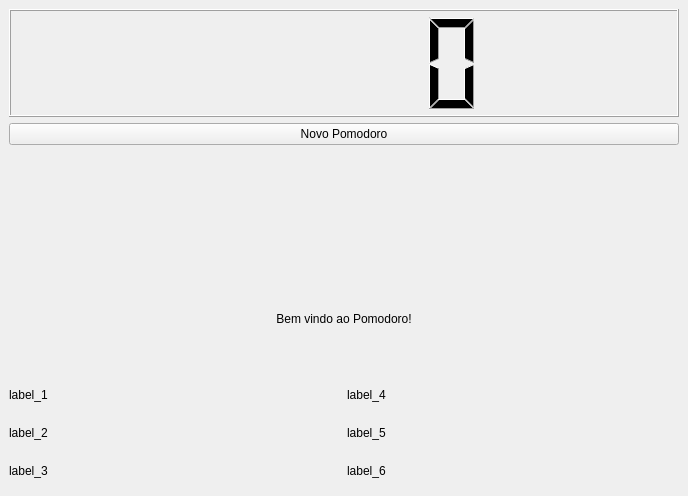
elitonfilho/pomodoro, file pomodoro_dockwidget_base.ui: the form before one commit.
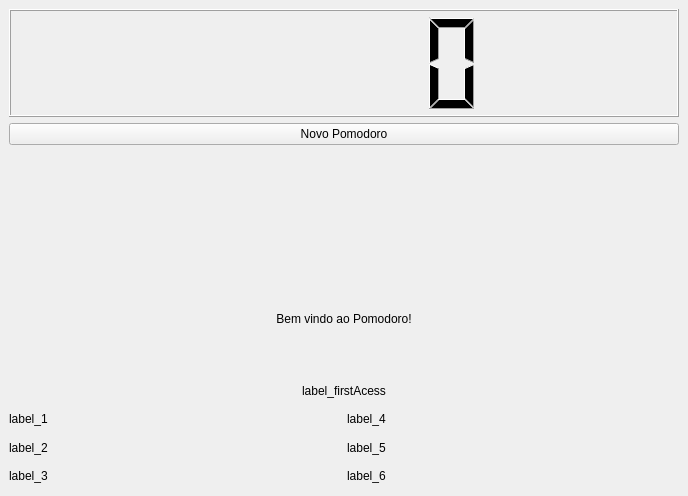
The form after the commit.

```diff
--- a/pomodoro_dockwidget_base.ui
+++ b/pomodoro_dockwidget_base.ui
@@ -37,30 +37,23 @@
       </property>
      </widget>
     </item>
-    <item row="4" column="0">
+    <item row="5" column="0">
      <layout class="QGridLayout" name="gridLayout_2">
       <item row="1" column="1">
-       <widget class="QLabel" name="label_5">
-        <property name="text">
-         <string>label_5</string>
-        </property>
-       </widget>
-      </item>
-      <item row="0" column="1">
        <widget class="QLabel" name="label_4">
         <property name="text">
          <string>label_4</string>
         </property>
        </widget>
       </item>
-      <item row="1" column="0">
+      <item row="2" column="0">
        <widget class="QLabel" name="label_2">
         <property name="text">
          <string>label_2</string>
         </property>
        </widget>
       </item>
-      <item row="0" column="0">
+      <item row="1" column="0">
        <widget class="QLabel" name="label_1">
         <property name="sizePolicy">
          <sizepolicy hsizetype="Preferred" vsizetype="Preferred">
@@ -73,20 +66,37 @@
         </property>
        </widget>
       </item>
-      <item row="2" column="0">
-       <widget class="QLabel" name="label_3">
-        <property name="text">
-         <string>label_3</string>
-        </property>
-       </widget>
-      </item>
       <item row="2" column="1">
+       <widget class="QLabel" name="label_5">
+        <property name="text">
+         <string>label_5</string>
+        </property>
+       </widget>
+      </item>
+      <item row="3" column="1">
        <widget class="QLabel" name="label_6">
         <property name="text">
          <string>label_6</string>
         </property>
        </widget>
       </item>
+      <item row="3" column="0">
+       <widget class="QLabel" name="label_3">
+        <property name="text">
+         <string>label_3</string>
+        </property>
+       </widget>
+      </item>
+      <item row="0" column="0" colspan="2">
+       <widget class="QLabel" name="label_firstAcess">
+        <property name="text">
+         <string>label_firstAcess</string>
+        </property>
+        <property name="alignment">
+         <set>Qt::AlignCenter</set>
+        </property>
+       </widget>
+      </item>
      </layout>
     </item>
     <item row="0" column="0">
```
Left out of the diff: 32 changed lines with no effect on the pictures.
